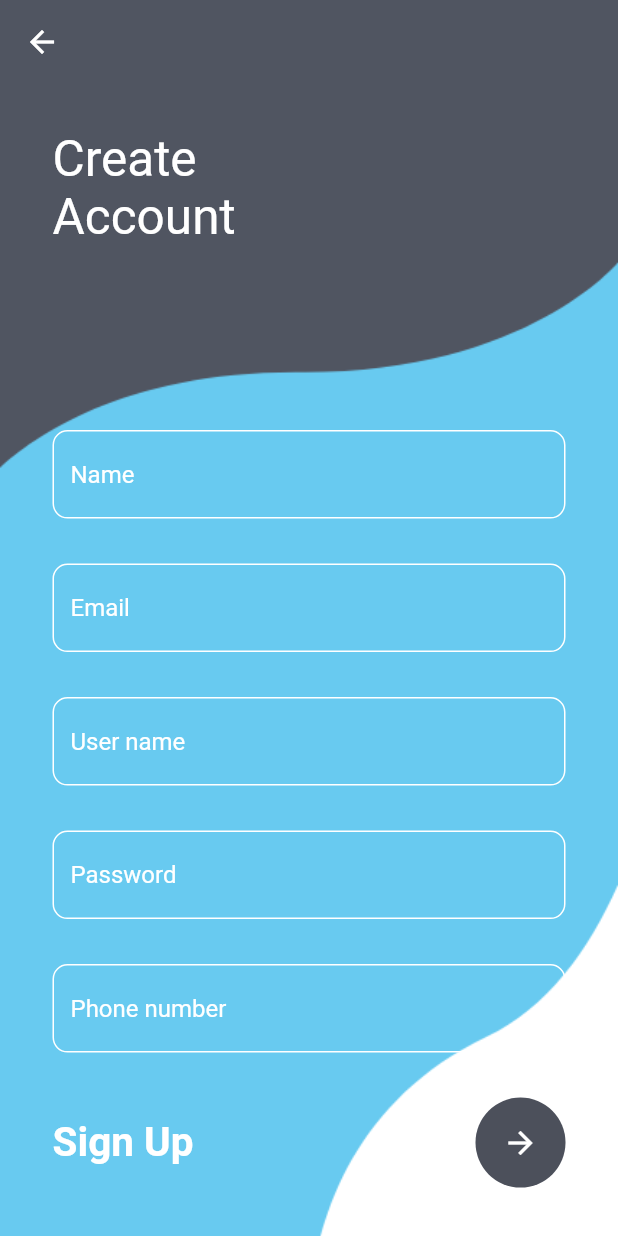
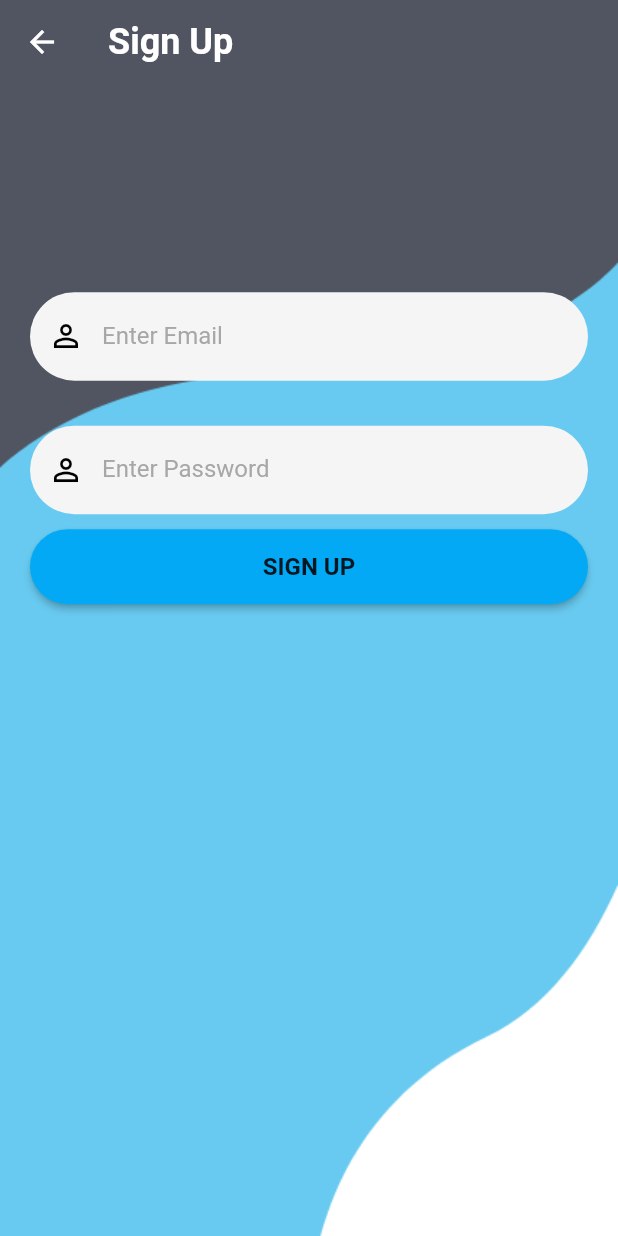
Before and after one commit to Sumplem/ToDoApp_Flutter, a Flutter app: the MyRegister screen opened by its route, on a phone screen of 412 x 824 dp. Run offline on Flutter 3.47's test engine with Material 2 defaults, Android fonts, the phone set to English and light mode, and no system bars; our stand-ins replace cloud_firestore, email_validator, firebase_auth, firebase_core; missing offline and left inert: cloud_firestore_web, firebase_core_web; accounts and stored records are empty.

```diff
--- /dev/null
+++ b/todoapp/lib/models/user.dart
@@ -0,0 +1,6 @@
+import 'package:flutter/material.dart';
+
+class UserModel {
+  String uid;
+  UserModel(this.uid);
+}
--- a/todoapp/lib/reponsive/Data_reponsive.dart
+++ b/todoapp/lib/reponsive/Data_reponsive.dart
@@ -1,36 +1,17 @@
 // ignore_for_file: file_names
 import 'package:cloud_firestore/cloud_firestore.dart';
+import 'package:firebase_auth/firebase_auth.dart';
 // ignore: unused_import
 import 'package:firebase_core/firebase_core.dart';
-import 'package:todoapp/Data/Data_user.dart';
 import 'package:todoapp/models/todo.dart';
+import 'package:todoapp/services/auth.dart';
 
 class DataReponsitory {
   final CollectionReference collectionReference =
-      FirebaseFirestore.instance.collection("todos");
+      FirebaseFirestore.instance.collection("todo_users").doc(AuthService().getUid()).collection('todos');
 
   Stream<QuerySnapshot> getStream() {
     return collectionReference.snapshots();
-  }
-
-  //add data zo
-  Future<DocumentReference> addUser(DataUser user) {
-    //tra ve duoi dang json
-    return collectionReference.add(user.toJson());
-  }
-
-  //Update thong tin khach
-  void updateData(DataUser data) async {
-    // duoc xac dinh boi id user
-    //lay duoc cai book theo refid roi update data
-    //truyen du lieu vao json
-    await collectionReference.doc(data.refID).update(data.toJson());
-  }
-
-  void deleteData(DataUser data) async {
-    // duoc xac dinh boi id user
-    //lay duoc cai book theo refid roi xoa data
-    await collectionReference.doc(data.refID).delete();
   }
 
   Future<DocumentReference> addTodo(ToDo todo) {
--- a/todoapp/lib/reponsive/register.dart
+++ b/todoapp/lib/reponsive/register.dart
@@ -1,6 +1,10 @@
 // ignore_for_file: library_private_types_in_public_api, prefer_const_constructors, duplicate_ignore, sort_child_properties_last
 
+import 'package:firebase_auth/firebase_auth.dart';
 import 'package:flutter/material.dart';
+import 'package:todoapp/reponsive/login.dart';
+import 'package:todoapp/reponsive/wrapper.dart';
+import 'package:todoapp/services/auth.dart';
 
 class MyRegister extends StatefulWidget {
   const MyRegister({Key? key}) : super(key: key);
@@ -10,154 +14,84 @@ class MyRegister extends StatefulWidget {
 }
 
 class _MyRegisterState extends State<MyRegister> {
-
-  InputDecoration textFieldDecoration(String hintText) {
-    return InputDecoration(
-        enabledBorder: OutlineInputBorder(
-          borderRadius: BorderRadius.circular(10),
-          borderSide: BorderSide(
-            color: Colors.white,
+  final auth = AuthService();
+  final keyForm = GlobalKey<FormState>();
+  TextEditingController _passwordController = TextEditingController();
+  TextEditingController _emailController = TextEditingController();
+  @override
+  Widget build(BuildContext context) {
+    return Scaffold(
+      extendBodyBehindAppBar: true,
+      appBar: AppBar(
+        backgroundColor: Colors.transparent,
+        elevation: 0,
+        title: const Text(
+          "Sign Up",
+          style: TextStyle(fontSize: 24, fontWeight: FontWeight.bold),
         ),
       ),
-        focusedBorder: OutlineInputBorder(
-          borderRadius: BorderRadius.circular(10),
-          borderSide: BorderSide(
-            color: Colors.black,
-          ),
-        ),
-        hintText: hintText,
-        hintStyle: TextStyle(color: Colors.white),
-        border: OutlineInputBorder(
-          borderRadius: BorderRadius.circular(10),
-        ));
-  }
-
-  @override
-  Widget build(BuildContext context) {
-    return Container(
-      // ignore: prefer_const_constructors
+      body: Container(
+        width: MediaQuery.of(context).size.width,
+        height: MediaQuery.of(context).size.height,
         decoration: BoxDecoration(
             // ignore: prefer_const_constructors
             image: DecorationImage(
-            // ignore: prefer_const_constructors
-            image: AssetImage('images/register.png'),
-            fit: BoxFit.cover),
+                image: AssetImage('images/register.png'), fit: BoxFit.cover)),
+        child: SingleChildScrollView(
+            child: Padding(
+          padding: EdgeInsets.fromLTRB(
+              20, MediaQuery.of(context).size.width * 0.4, 20, 0),
+          child: Column(
+            children: <Widget>[
+              const SizedBox(
+                height: 30,
               ),
-      child: Scaffold(
-        backgroundColor: Colors.transparent,
-        appBar: AppBar(
-          backgroundColor: Colors.transparent,
-          elevation: 0,
-        ),
-        body: Stack(
-          children: [
-            Container(
-              padding: EdgeInsets.only(left: 35, top: 30),
-              child: Text(
-                'Create\nAccount',
-                style: TextStyle(color: Colors.white, fontSize: 33),
-              ),
-            ),
-            SingleChildScrollView(
-              child: Container(
-                padding: EdgeInsets.only(
-                    top: MediaQuery.of(context).size.height * 0.28),
-                child: Column(
-                  crossAxisAlignment: CrossAxisAlignment.start,
-                  children: [
-                    Container(
-                      margin: EdgeInsets.only(left: 35, right: 35),
+              Form(
+                  key: keyForm,
                   child: Column(
                     children: [
-                          TextField(
-                            style: TextStyle(color: Colors.white),
-                            decoration: textFieldDecoration("Name"),
-                          ),
-                          SizedBox(
+                      reusableTextField("Enter Email", Icons.person_outline,
+                          false, _emailController),
+                      const SizedBox(
                         height: 30,
                       ),
-                          TextField(
-                            style: TextStyle(color: Colors.white),
-                            decoration: textFieldDecoration("Email")
-                          ),
-                          SizedBox(
-                            height: 30,
-                          ),
-                          TextField(
-                            style: TextStyle(color: Colors.white),
-                            decoration: textFieldDecoration("User name")
-                          ),
-                          SizedBox(
-                            height: 30,
-                          ),
-                          TextField(
-                            style: TextStyle(color: Colors.white),
-                            obscureText: true,
-                            decoration: textFieldDecoration("Password")
-                          ),
-                          SizedBox(
-                            height: 30,
-                          ),
-                          TextField(
-                            style: TextStyle(color: Colors.white),
-                            decoration: textFieldDecoration("Phone number")
-                          ),
-                          SizedBox(
-                            height: 30,
-                          ),
-                          Row(
-                            mainAxisAlignment: MainAxisAlignment.spaceBetween,
-                            children: [
-                              Text(
-                                'Sign Up',
-                                style: TextStyle(
-                                    color: Colors.white,
-                                    fontSize: 27,
-                                    fontWeight: FontWeight.w700),
-                              ),
-                              CircleAvatar(
-                                radius: 30,
-                                backgroundColor: Color(0xff4c505b),
-                                child: IconButton(
-                                    color: Colors.white,
-                                    onPressed: () {},
-                                    icon: Icon(
-                                      Icons.arrow_forward,
-                                    )),
-                              )
+                      reusableTextField("Enter Password", Icons.person_outline,
+                          true, _passwordController),
+                      signInSignUpButton(context, false, () async {
+                        if (keyForm.currentState?.validate() ?? false) {
+                          dynamic result = await auth.registerWithEmailAndPass(
+                              _emailController.text, _passwordController.text);
+                          if (result == null) {
+                            showDialog(
+                                context: context,
+                                builder: (context) {
+                                  return AlertDialog(
+                                    title: const Text("Can't register!"),
+                                    actions: [
+                                      TextButton(
+                                          onPressed: () {
+                                            Navigator.pop(context);
+                                          },
+                                          child: const Text('OK'))
+                                    ],
+                                  );
+                                });
+                          } else {
+                            await auth.registerWithEmailAndPass(
+                                _emailController.text,
+                                _passwordController.text);
+                            Navigator.push(
+                                context,
+                                MaterialPageRoute(
+                                    builder: (context) => Wrapper()));
+                          }
+                        }
+                      })
+                    ],
+                  ))
             ],
           ),
-                          SizedBox(
-                            height: 40,
-                          ),
-                          Row(
-                            mainAxisAlignment: MainAxisAlignment.spaceBetween,
-                            children: [
-                              TextButton(
-                                onPressed: () {
-                                  Navigator.pushNamed(context, 'login');
-                                },
-                                child: Text(
-                                  'Sign In',
-                                  textAlign: TextAlign.left,
-                                  style: TextStyle(
-                                      decoration: TextDecoration.underline,
-                                      color: Colors.white,
-                                      fontSize: 18),
-                                ),
-                                style: ButtonStyle(),
-                              ),
-                            ],
-                          )
-                        ],
-                      ),
-                    )
-                  ],
-                ),
-              ),
-            ),
-          ],
-        ),
+        )),
       ),
     );
   }
--- a/todoapp/pubspec.yaml
+++ b/todoapp/pubspec.yaml
@@ -35,8 +35,10 @@ dependencies:
   # Use with the CupertinoIcons class for iOS style icons.
   cupertino_icons: ^1.0.2
   firebase_core: ^1.21.0
+  firebase_auth: ^3.7.0
   cloud_firestore: ^3.4.5
   provider: ^6.0.3
+  email_validator: '^2.1.16'
 
 dev_dependencies:
   flutter_test:
```
Also changed, not shown: todoapp/lib/Data/Data_user.dart (deleted, +0 -29 lines), todoapp/lib/homePage.dart (+28 -4 lines), todoapp/lib/main.dart (+16 -7 lines), todoapp/lib/reponsive/login.dart (+141 -97 lines), todoapp/lib/reponsive/wrapper.dart (added, +21 -0 lines), todoapp/lib/services/auth.dart (added, +75 -0 lines), todoapp/pubspec.lock, 1 other file. Lines whose indentation alone changed are shown as unchanged.
